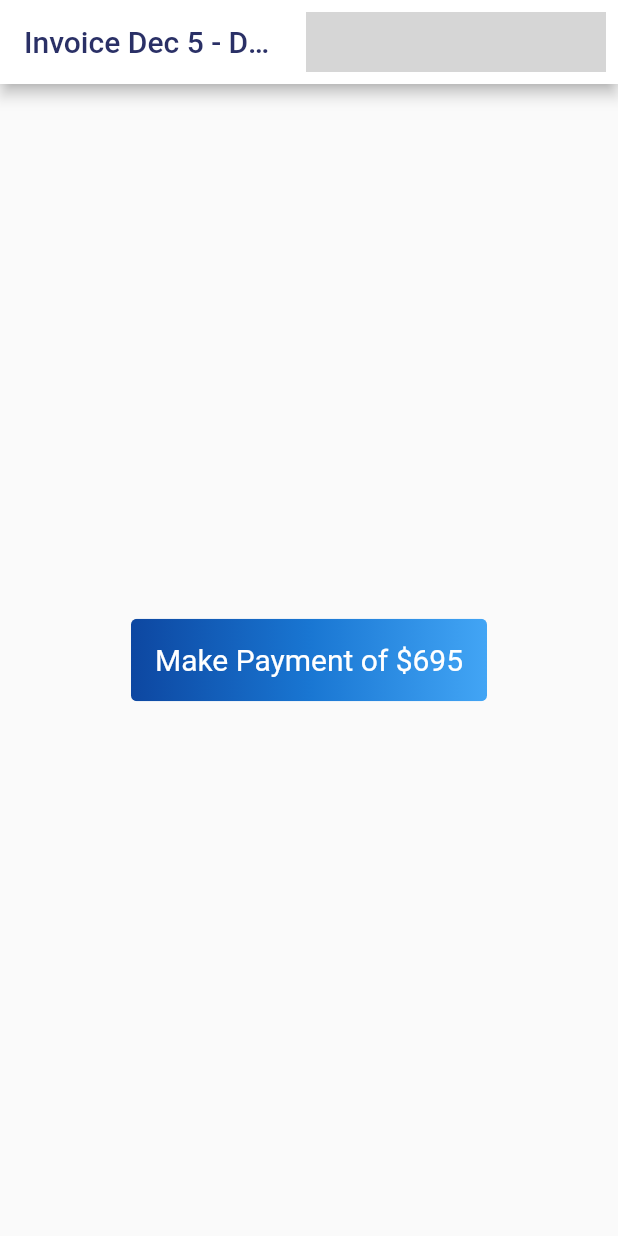
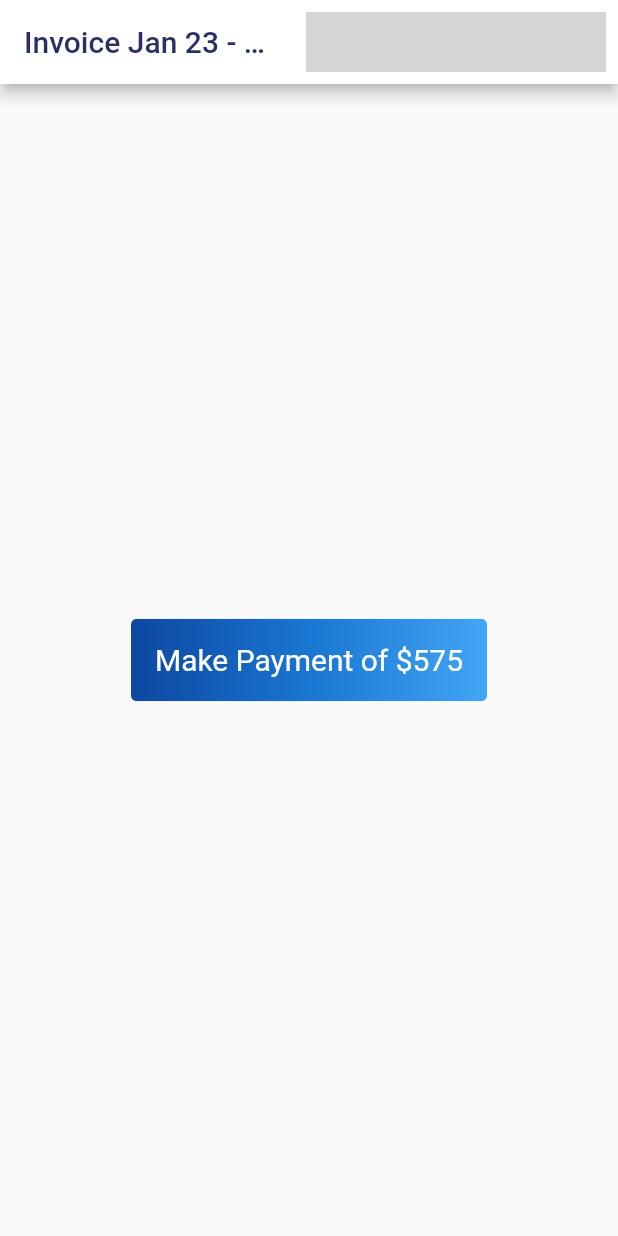
Before and after one commit to Team-Crushing-It/derosa_payment, a Flutter app: the screen it shows after launch, on a phone screen of 412 x 824 dp. Run offline on Flutter 3.47's test engine with Material 2 defaults, Android fonts, the light colour scheme and no system bars; our stand-ins replace bloc, cloud_firestore, equatable, firebase_auth, firebase_core, flutter_bloc and 1 more; missing offline and left inert: flow_builder, very_good_analysis; accounts and stored records are empty; generated files the repository leaves out were written again; network calls fail; grey boxes are pictures that could not be loaded.

Commit message:
Update home.dart

```diff
--- a/lib/home/view/home.dart
+++ b/lib/home/view/home.dart
@@ -30,8 +30,8 @@ class _HomeState extends State<Home> {
   @override
   Widget build(BuildContext context) {
     const id = 'DeRosa';
-    const title = 'Dec 5 - Dec 11';
-    const price = '695';
+    const title = 'Jan 23 - Jan 29';
+    const price = '575';
     final timeStamp = DateTime.now().toString();
 
     return Scaffold(
```
